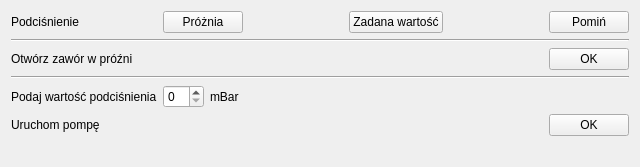
wiacekmarcin/StanowiskoChemiczne, file nowytest_3.ui: the form before one commit.
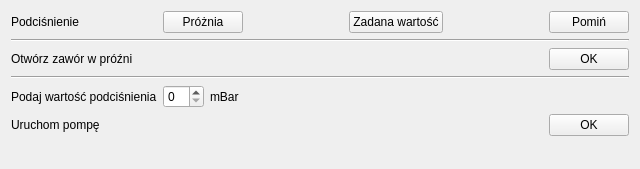
The form after the commit. Custom widgets are drawn as their Qt base class.

Diff of the .ui file:
```diff
--- a/nowytest_3.ui
+++ b/nowytest_3.ui
@@ -7,14 +7,14 @@
     <x>0</x>
     <y>0</y>
     <width>640</width>
-    <height>167</height>
+    <height>169</height>
    </rect>
   </property>
   <property name="title" stdset="0">
    <string>Ciśnienie w komorze</string>
   </property>
   <property name="subTitle" stdset="0">
-   <string>Ustaw odpowiednie ciśnienie w komorze, </string>
+   <string>Ustaw odpowiednie ciśnienie w komorze,</string>
   </property>
   <property name="buttonName" stdset="0">
    <string>Dalej</string>
```
